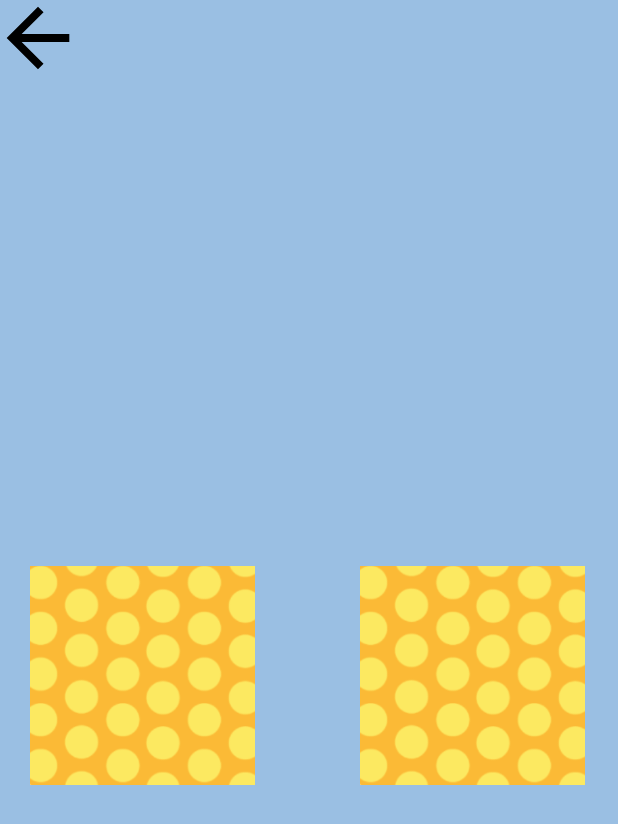
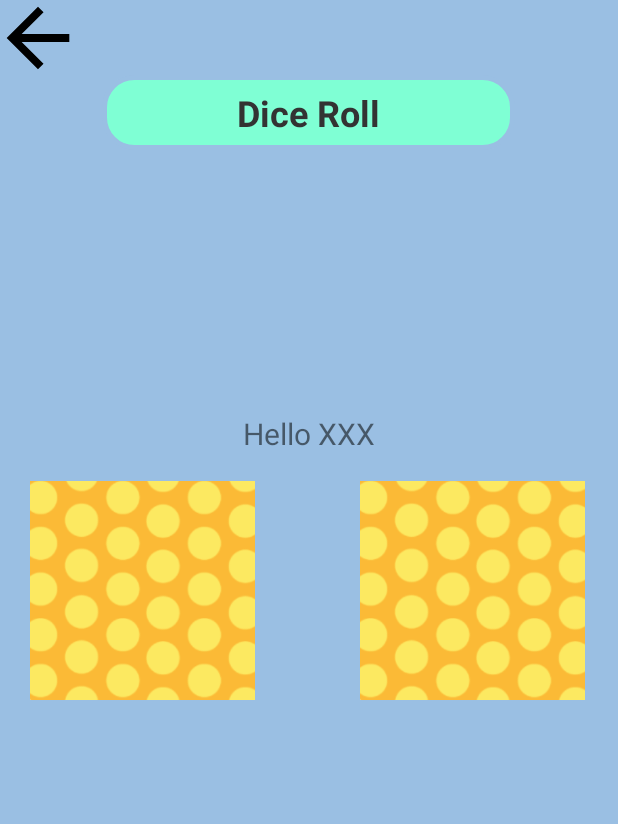
Before and after one commit to Vlad-Kovalev/GameCenter, an Android app: the layout activity_second_game.xml on its own in the app's theme, with its tools: preview values and no code run, on a phone screen of 412 x 824 dp. Shown: the top 824 px of the screen. Run offline under Robolectric (Android 15) with nearby library versions, the phone set to English and light mode, and no system bars.

Commit message:
Game center v1.01
The code has been refactored:
   New names have been given.
   Code was slightly corrected.

```diff
--- a/app/src/main/res/layout/activity_diff_medium.xml
+++ b/app/src/main/res/layout/activity_second_game.xml
@@ -1,12 +1,11 @@
 <?xml version="1.0" encoding="utf-8"?>
 <androidx.appcompat.widget.LinearLayoutCompat xmlns:android="http://schemas.android.com/apk/res/android"
-    xmlns:app="http://schemas.android.com/apk/res-auto"
     xmlns:tools="http://schemas.android.com/tools"
     android:layout_width="match_parent"
     android:layout_height="match_parent"
     android:orientation="vertical"
     android:background="#9ABFE3"
-    tools:context=".diff_medium">
+    tools:context=".second_game">
 
     <ImageButton
         android:id="@+id/btnBack"
@@ -15,9 +14,29 @@
         android:src="@drawable/arrow_back_foreground"
         android:background="@android:color/transparent"/>
 
-    <Space
+    <TextView
+        android:id="@+id/tvHeader"
+        android:layout_width="275dp"
+        android:layout_height="50dp"
+        android:text="Dice Roll"
+        android:textStyle="bold"
+        android:textSize="24sp"
+        android:textColor="#333333"
+        android:background="@drawable/rounded_corners"
+        android:gravity="center"
+        android:layout_gravity="center"/>
+
+    <Space android:layout_width="wrap_content" android:layout_height="175dp"/>
+
+    <TextView
+        android:id="@+id/tvName"
         android:layout_width="wrap_content"
-        android:layout_height="325dp"/>
+        android:layout_height="wrap_content"
+        android:text="Hello XXX"
+        android:textSize="20sp"
+        android:layout_gravity="center"
+        android:layout_weight="0"
+        android:layout_marginBottom="16dp"/>
 
     <TableLayout
         android:layout_width="match_parent"
@@ -34,9 +53,7 @@
                 android:layout_marginLeft="20dp">
             </ImageView>
 
-            <Space
-                android:layout_width="70dp"
-                android:layout_height="150dp"/>
+            <Space android:layout_width="70dp" android:layout_height="150dp"/>
 
             <ImageView
                 android:layout_width="150dp"
```
